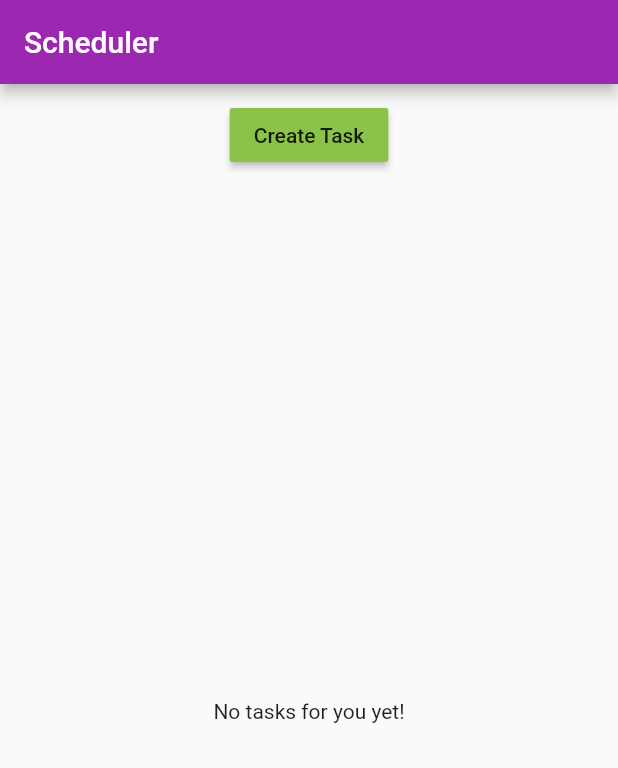
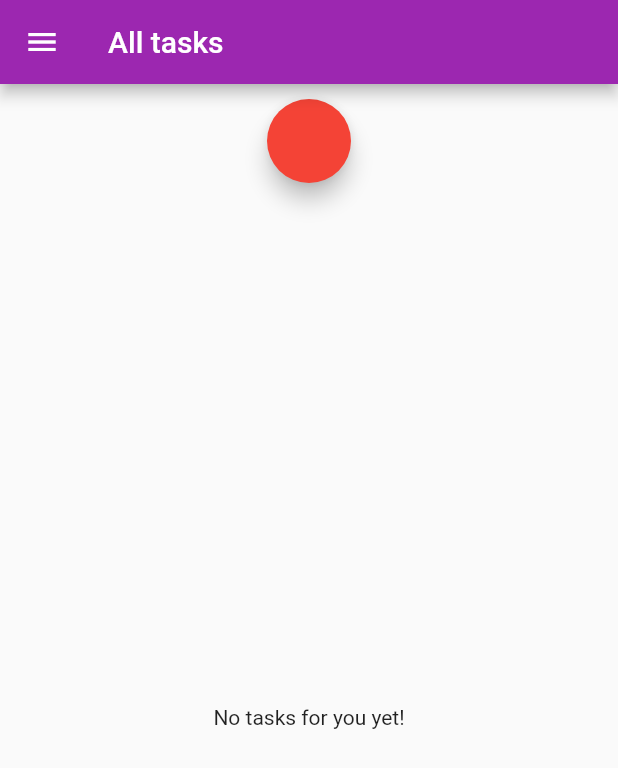
Before and after one commit to lucasdutraf/Scheduler, a Flutter app: the screen it shows after launch, on a phone screen of 412 x 824 dp. Shown: the top 768 px of the screen. Run offline on Flutter 3.47's test engine with Material 2 defaults, Android fonts, the phone set to English and light mode, and no system bars.

Commit message:
Create add tasks and list tasks tabs

```diff
--- a/lib/main.dart
+++ b/lib/main.dart
@@ -1,7 +1,7 @@
 import 'package:flutter/material.dart';
 //import 'package:flutter/rendering.dart';
 
-import './pages/home.dart';
+import './pages/tasks.dart';
 
 void main() => runApp(MyApp());
 //debugPaintSizeEnabled = true; spacing of elements
@@ -17,7 +17,7 @@ class MyApp extends StatelessWidget {
         primarySwatch: Colors.purple,
         accentColor: Colors.orange
       ),
-      home: HomePage(),
+      home: TasksPage(),
     );
   }
 }
--- a/lib/pages/home.dart
+++ /dev/null
@@ -1,15 +0,0 @@
-import 'package:flutter/material.dart';
-
-import '../task_manager.dart';
-
-class HomePage extends StatelessWidget {
-  @override
-  Widget build(BuildContext context) {
-    return Scaffold(
-      appBar: AppBar(
-        title: Text('Scheduler'),
-      ),
-      body: TaskManager(),
-    );
-  }
-}
--- /dev/null
+++ b/lib/pages/tasks.dart
@@ -0,0 +1,38 @@
+import 'package:flutter/material.dart';
+
+import '../task_manager.dart';
+import './tasks_admin.dart';
+
+class TasksPage extends StatelessWidget {
+  @override
+  Widget build(BuildContext context) {
+    return Scaffold(
+      drawer: Drawer(
+        child: Column(
+          children: <Widget>[
+            AppBar(
+              automaticallyImplyLeading: false,
+              title: Text('Choose'),
+            ),
+            ListTile(
+              title: Text('Manage Tasks'),
+              onTap: () {
+                Navigator.pushReplacement(
+                  context,
+                  MaterialPageRoute(
+                      builder: (BuildContext context) =>
+                          TasksAdminPage()
+                  )
+                );
+              },
+            )
+          ],
+        ),
+      ),
+      appBar: AppBar(
+        title: Text('All tasks'),
+      ),
+      body: TaskManager(),
+    );
+  }
+}
--- a/lib/task_control.dart
+++ b/lib/task_control.dart
@@ -5,12 +5,13 @@ class TaskControl extends StatelessWidget {
   TaskControl(this.addTask);
   @override
   Widget build(BuildContext context) {
-    return RaisedButton(
-      color: Colors.lightGreen,
+    return FloatingActionButton(
+      backgroundColor: Colors.red,
       onPressed: () {
         addTask('new task');
       },
-      child: Text('Create Task'),
+      clipBehavior: Clip.none,
+      // child: Text('Create Task'),
     );
   }
 }
```
Also changed, not shown: lib/pages/task_create.dart (added, +8 -0 lines), lib/pages/task_list.dart (added, +10 -0 lines), lib/pages/tasks_admin.dart (added, +53 -0 lines).
